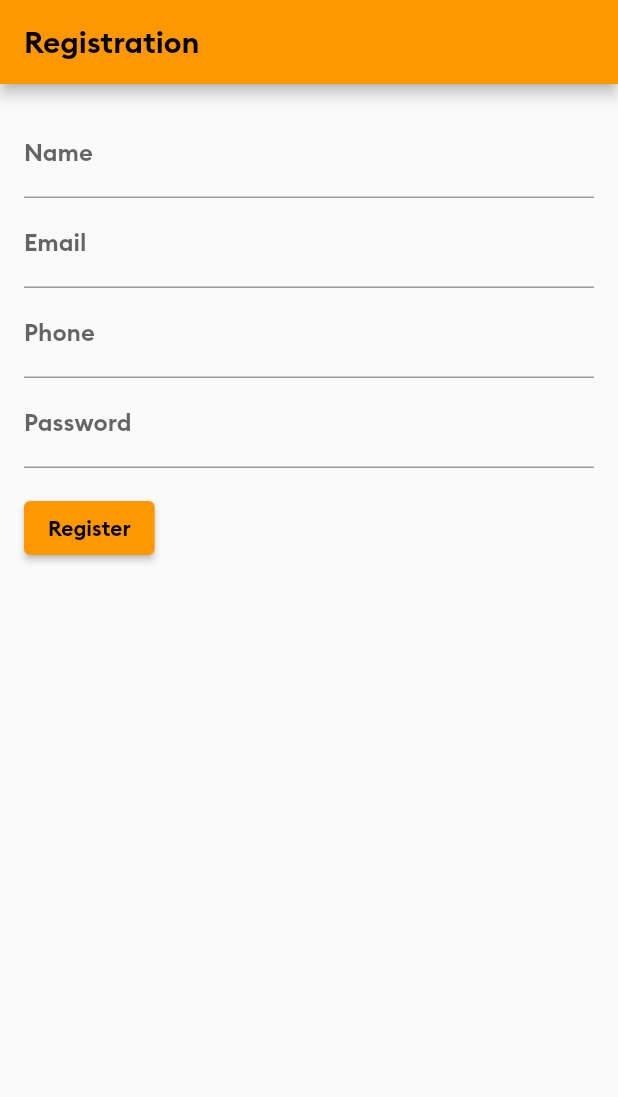
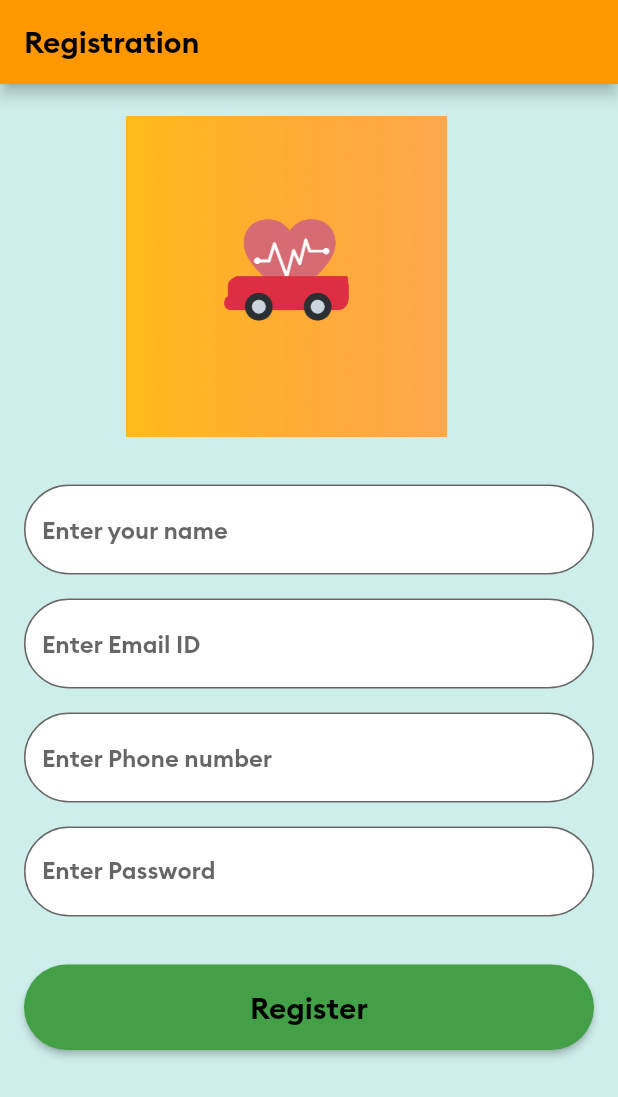
Before and after one commit to soumeshmohanty0220/helpcar, a Flutter app: the screen it shows after launch, after a tap on "Dont't have an account ? Sign Up Here !", on a phone screen of 412 x 824 dp. Shown: the top 1097 px of the screen. Run offline on Flutter 3.47's test engine with Material 2 defaults, Android fonts, the phone set to English and light mode, and no system bars; our stand-ins replace animated_text_kit, firebase_auth, firebase_core, firebase_database, fluttertoast, geocoding and 4 more; missing offline and left inert: dart:ffi, flutter_polyline_points; accounts and stored records are empty.

Commit message:
Final UI changes

```diff
--- a/lib/Allscreens/HelperScreens/helperHomePage.dart
+++ b/lib/Allscreens/HelperScreens/helperHomePage.dart
@@ -24,7 +24,7 @@ class _HelperHomePageState extends State<HelperHomePage> {
         automaticallyImplyLeading: false,
         shape: RoundedRectangleBorder(borderRadius: BorderRadius.circular(30)),
         shadowColor: Colors.greenAccent,
-        backgroundColor: Color.fromARGB(255, 253, 110, 44),
+        backgroundColor: Color.fromARGB(255, 255, 127, 67),
         toolbarHeight: 250,
         title: Padding(
           padding: EdgeInsets.all(16),
@@ -76,7 +76,7 @@ class _HelperHomePageState extends State<HelperHomePage> {
                   );
                 },
                 style: ElevatedButton.styleFrom(
-                  elevation: 0, backgroundColor: Color.fromARGB(255, 255, 95, 46),
+                  elevation: 0, backgroundColor: Color.fromARGB(255, 67, 160, 71),
                   shape: RoundedRectangleBorder(
                     borderRadius: BorderRadius.circular(50),
                   ),
--- a/lib/Allscreens/HelperScreens/helpersearchscreen.dart
+++ b/lib/Allscreens/HelperScreens/helpersearchscreen.dart
@@ -87,11 +87,11 @@ class _CurrentPathPageState extends State<CurrentPathPage> {
  @override
   Widget build(BuildContext context) {
     return Scaffold(
-      backgroundColor: Color.fromARGB(255, 223, 215, 215),
+      backgroundColor: Color.fromARGB(255, 206, 238, 235),
       appBar: AppBar(
         title: const Text('Add Path'),
         centerTitle: true,
-        backgroundColor: Colors.orangeAccent,
+        backgroundColor: Colors.orange,
         elevation: 0,
         iconTheme: IconThemeData(color: Colors.black),
       ),
@@ -193,7 +193,7 @@ class _CurrentPathPageState extends State<CurrentPathPage> {
                 ),
               ),
               style: ElevatedButton.styleFrom(
-                primary: Colors.orangeAccent,
+                primary: Color.fromARGB(255, 67, 160, 71),
                 shape: RoundedRectangleBorder(
                   borderRadius: BorderRadius.circular(50.0),
                 ),
--- a/lib/Allscreens/login_screen.dart
+++ b/lib/Allscreens/login_screen.dart
@@ -1,3 +1,5 @@
+// ignore_for_file: prefer_const_constructors
+
 import 'package:firebase_auth/firebase_auth.dart';
 import 'package:firebase_database/firebase_database.dart';
 import 'package:flutter/material.dart';
@@ -20,7 +22,7 @@ class LoginScreen extends StatelessWidget {
   Widget build(BuildContext context) {
     return Scaffold(
       // ignore: prefer_const_constructors
-      backgroundColor: Color.fromARGB(255, 95, 196, 174),
+      backgroundColor: Color.fromARGB(255, 166, 235, 228),
       body: SingleChildScrollView(
         child: Padding(
           padding: EdgeInsets.all(8.0),
@@ -100,7 +102,7 @@ class LoginScreen extends StatelessWidget {
                     ),
                     ElevatedButton(
                       style: ElevatedButton.styleFrom(
-                        backgroundColor: Colors.orange,
+                        backgroundColor: Color.fromARGB(255, 67, 160, 71),
                         shape: RoundedRectangleBorder(
                           borderRadius: BorderRadius.circular(30.0),
                         ),
@@ -116,12 +118,16 @@ class LoginScreen extends StatelessWidget {
                           loginAndAuthenticateUser(context);
                         }
                       },
-                      child: Text(
-                        "Login",
-                        style: TextStyle(
-                            fontSize: 20.0,
-                            fontFamily: "Brand Bold",
-                            color: Colors.black),
+                      child: Padding(
+                        padding: const EdgeInsets.all(8.0),
+                        child: Text(
+                          "Login",
+                          style: TextStyle(
+                              fontSize: 20.0,
+                              fontFamily: "Brand Bold",
+                              color: Colors.black
+                          ),
+                        ),
                       ),
                     ),
                     SizedBox(
--- a/lib/Allscreens/registrationscreen.dart
+++ b/lib/Allscreens/registrationscreen.dart
@@ -1,4 +1,4 @@
-// ignore_for_file: use_build_context_synchronously
+// ignore_for_file: use_build_context_synchronously, sort_child_properties_last, prefer_const_constructors
 
 import 'dart:convert';
 
@@ -68,16 +68,39 @@ class _RegistrationScreenState extends State<RegistrationScreen> {
     appBar: AppBar(
       title: Text('Registration'),
     ),
-      body: Padding(
+    backgroundColor: Color.fromARGB(255, 206, 238, 235),
+    body: SingleChildScrollView(
+      child: Padding(
         padding: const EdgeInsets.all(16.0),
         child: Form(
           key: _formKey,
           child: Column(
             crossAxisAlignment: CrossAxisAlignment.start,
             children: [
+              SizedBox(height: 5),
+              Container(
+                height: 230,
+                child: Padding(
+                  padding: const EdgeInsets.only(bottom: 16.0),
+                  child: Image(
+                    image: AssetImage('images/helpcarlogo.jpg'),
+                    width: 350,
+                    height: 350,
+                    alignment: Alignment.bottomCenter,
+                  ),
+                ),
+              ),
+              SizedBox(height: 16),
               TextFormField(
                 controller: _nameController,
-                decoration: InputDecoration(labelText: 'Name'),
+                decoration: InputDecoration(
+                  filled: true,
+                  fillColor: Colors.white,
+                  hintText: 'Enter your name',
+                  border: OutlineInputBorder(
+                    borderRadius: BorderRadius.circular(30),
+                  ),
+                ),
                 validator: (value) {
                   if (value!.isEmpty) {
                     return 'Please enter your name';
@@ -85,9 +108,17 @@ class _RegistrationScreenState extends State<RegistrationScreen> {
                   return null;
                 },
               ),
+              SizedBox(height: 16),
               TextFormField(
                 controller: _emailController,
-                decoration: InputDecoration(labelText: 'Email'),
+                decoration: InputDecoration(
+                  filled: true,
+                  fillColor: Colors.white,
+                  hintText: 'Enter Email ID',
+                  border: OutlineInputBorder(
+                    borderRadius: BorderRadius.circular(30),
+                  ),
+                ),
                 validator: (value) {
                   if (value!.isEmpty) {
                     return 'Please enter your email';
@@ -98,9 +129,17 @@ class _RegistrationScreenState extends State<RegistrationScreen> {
                   return null;
                 },
               ),
+              SizedBox(height: 16),
               TextFormField(
                 controller: _phoneController,
-                decoration: InputDecoration(labelText: 'Phone'),
+                decoration: InputDecoration(
+                  filled: true,
+                  fillColor: Colors.white,
+                  hintText: 'Enter Phone number',
+                  border: OutlineInputBorder(
+                    borderRadius: BorderRadius.circular(30.0),
+                  ),
+                ),
                 validator: (value) {
                   if (value!.isEmpty) {
                     return 'Please enter your phone number';
@@ -108,9 +147,17 @@ class _RegistrationScreenState extends State<RegistrationScreen> {
                   return null;
                 },
               ),
+              SizedBox(height: 16),
               TextFormField(
                 controller: _passwordController,
-                decoration: InputDecoration(labelText: 'Password'),
+                decoration: InputDecoration(
+                  filled: true,
+                  fillColor: Colors.white,
+                  labelText: 'Enter Password',
+                  border: OutlineInputBorder(
+                    borderRadius: BorderRadius.circular(30.0),
+                  ),
+                ),
                 obscureText: true,
                 validator: (value) {
                   if (value!.isEmpty) {
@@ -122,12 +169,37 @@ class _RegistrationScreenState extends State<RegistrationScreen> {
                   return null;
                 },
               ),
-              SizedBox(height: 16),
-              ElevatedButton(
+              SizedBox(height: 32),
+              Center(
+                child: SizedBox(
+                  width: double.infinity,
+                  child: ElevatedButton(
                     onPressed: _submitForm,
-                child: Text('Register'),
+                    child: Padding(
+                      padding: const EdgeInsets.symmetric(vertical: 16.0),
+                      child: Text(
+                        'Register',
+                        style: TextStyle(
+                          fontSize: 20,
+                          fontWeight: FontWeight.bold,
+                        ),
+                      ),
+                    ),
+                    style: ButtonStyle(
+                      backgroundColor: MaterialStateProperty.all<Color>(
+                        Color(0xFF43A047),
+                      ),
+                      shape: MaterialStateProperty.all<RoundedRectangleBorder>(
+                        RoundedRectangleBorder(
+                          borderRadius: BorderRadius.circular(30.0),
+                        ),
+                      ),
+                    ),
+                  ),
+                ),
               ),
             ],
+          ),
         ),
       ),
     ),
--- a/lib/Allscreens/requesterScreens/requesterHomePage.dart
+++ b/lib/Allscreens/requesterScreens/requesterHomePage.dart
@@ -117,7 +117,7 @@ class _requesterHomePageState extends State<requesterHomePage> {
         title: Text("HelpCAR"),
       ),
       drawer: Container(
-        color: Colors.white,
+        color: Color.fromARGB(255, 166, 235, 228),
         width: 255.0,
         child: Drawer(
           child: ListView(
```
Lines whose indentation alone changed are shown as unchanged.
